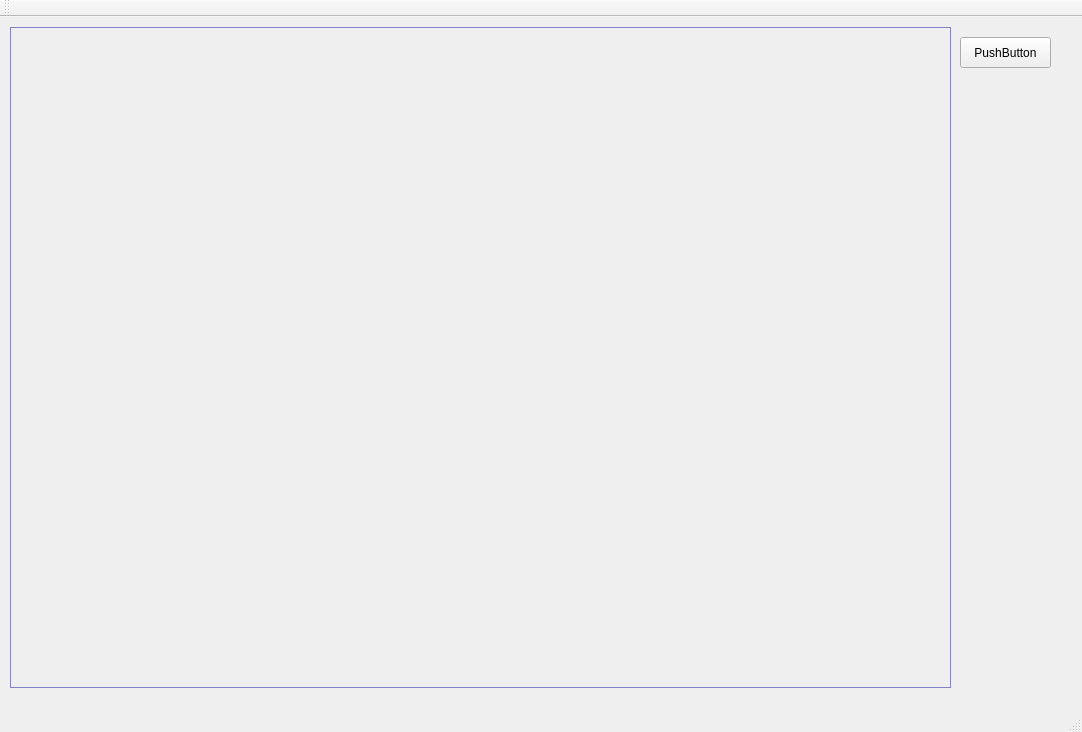
SzymonZielinski/PuzzleGame, file PuzzleGame/PuzzleGame.ui: the form before one commit.
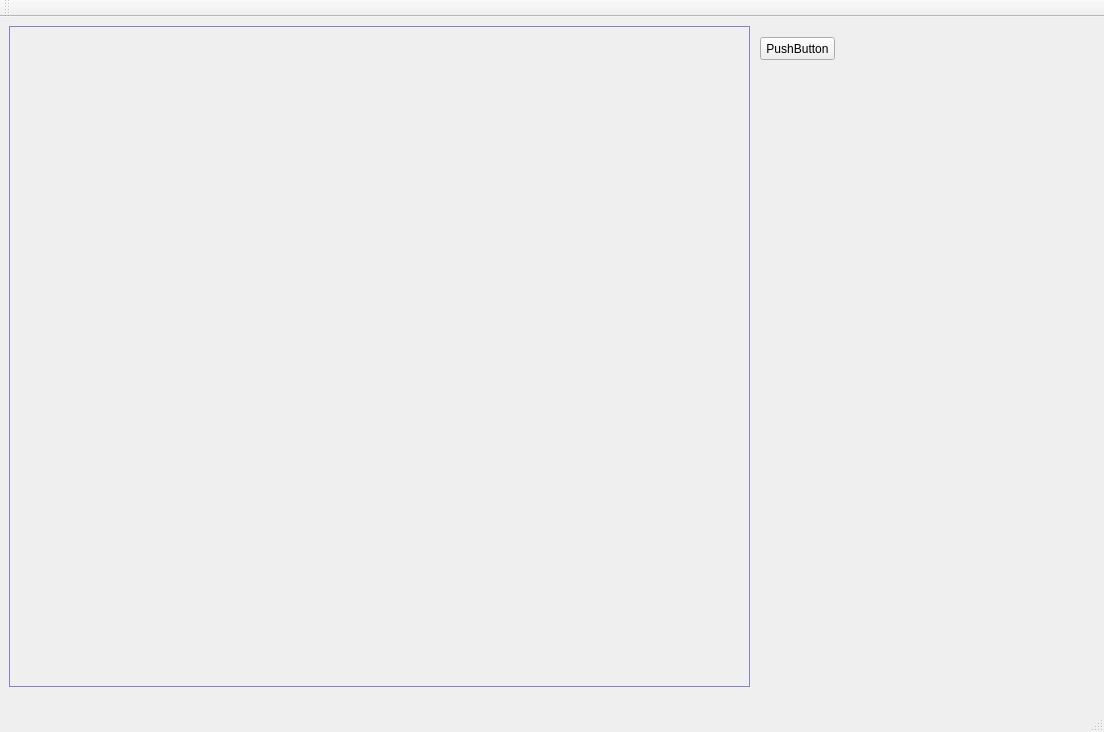
The form after the commit.

Commit message: Work in progress - splitting image into puzzle pieces

```diff
--- a/PuzzleGame/PuzzleGame.ui
+++ b/PuzzleGame/PuzzleGame.ui
@@ -6,7 +6,7 @@
    <rect>
     <x>0</x>
     <y>0</y>
-    <width>1082</width>
+    <width>1104</width>
     <height>732</height>
    </rect>
   </property>
@@ -17,10 +17,10 @@
    <widget class="QPushButton" name="testPushButton">
     <property name="geometry">
      <rect>
-      <x>960</x>
+      <x>760</x>
       <y>20</y>
-      <width>91</width>
-      <height>31</height>
+      <width>75</width>
+      <height>23</height>
      </rect>
     </property>
     <property name="text">
@@ -30,9 +30,9 @@
    <widget class="QFrame" name="frame">
     <property name="geometry">
      <rect>
-      <x>10</x>
-      <y>10</y>
-      <width>941</width>
+      <x>9</x>
+      <y>9</y>
+      <width>741</width>
       <height>661</height>
      </rect>
     </property>
```
Left out of the diff: 2 changed lines with no effect on the pictures. The commit also changes 6 other files.
